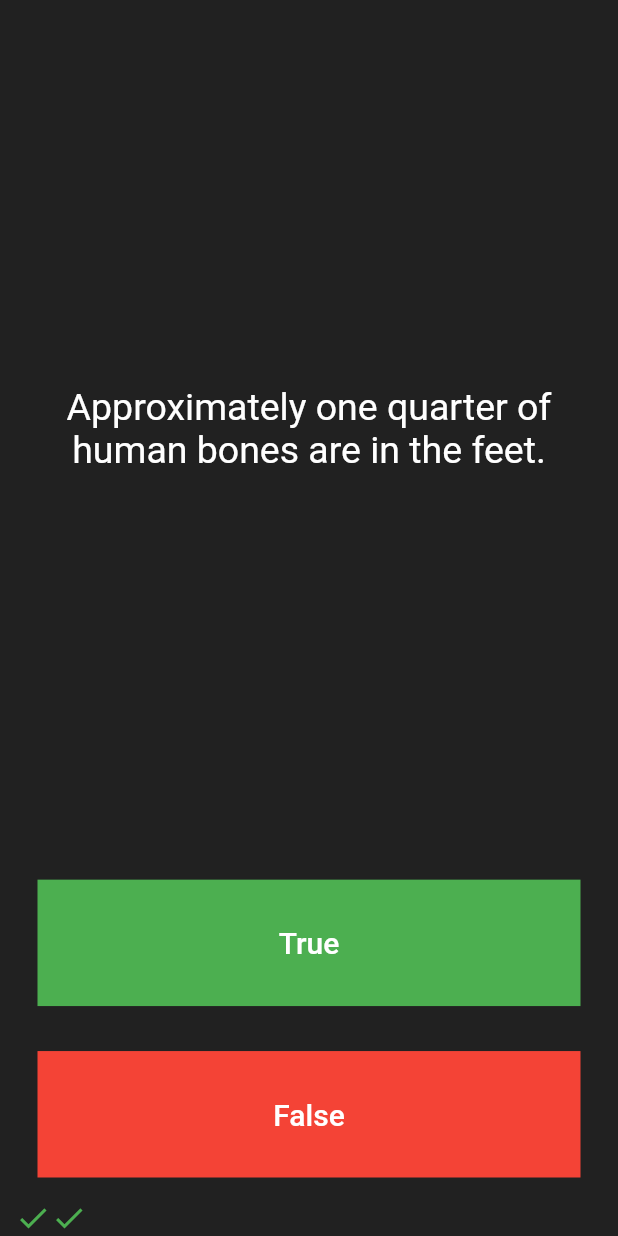
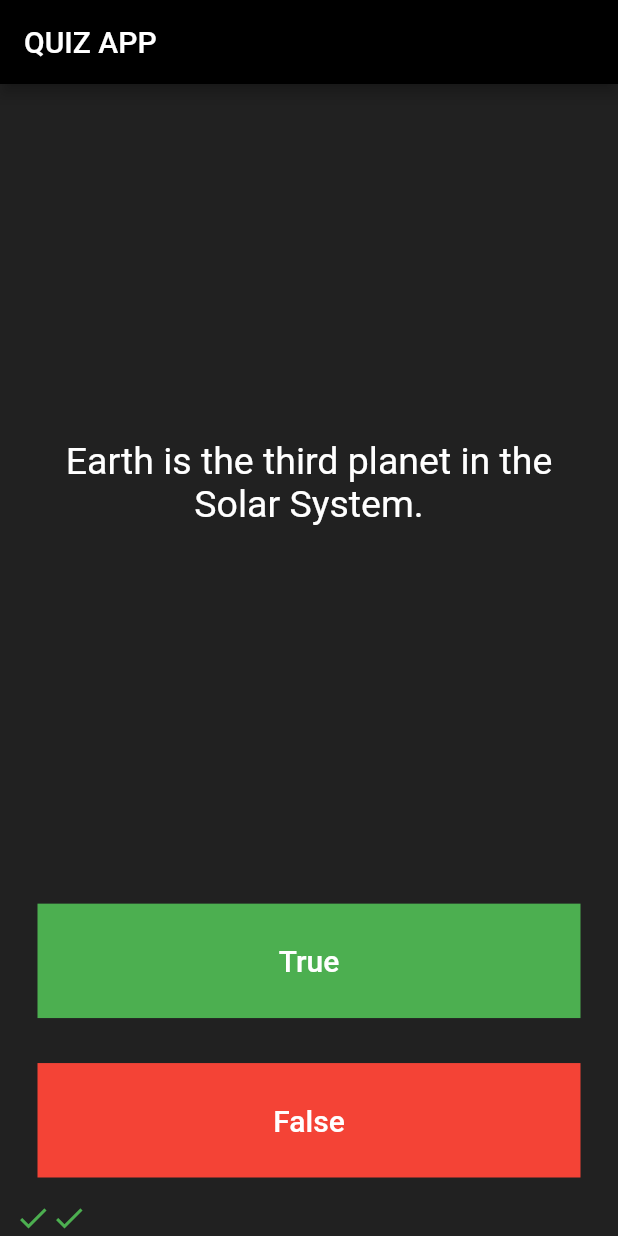
Before and after one commit to Suraj-Subedi/simple_quiz_app, a Flutter app: the screen it shows after launch, after a tap on "True", after a tap on "False", on a phone screen of 412 x 824 dp. Run offline on Flutter 3.47's test engine with Material 2 defaults, Android fonts, the phone set to English and light mode, and no system bars; our stand-ins replace rflutter_alert.

Commit message:
Initial commit

```diff
--- a/lib/main.dart
+++ b/lib/main.dart
@@ -1,8 +1,7 @@
 import 'package:flutter/material.dart';
-import 'package:quizzler_flutter/quizbrain.dart';
+import 'package:quizzler_flutter/questions.dart';
 import 'package:rflutter_alert/rflutter_alert.dart';
 
-//Don't you dare do this same mistake again in your life suraj
 QuizBrain quizBrain = QuizBrain();
 
 void main() => runApp(const Quizzler());
@@ -15,6 +14,10 @@ class Quizzler extends StatelessWidget {
     return MaterialApp(
       home: Scaffold(
         backgroundColor: Colors.grey.shade900,
+        appBar: AppBar(
+          title: const Text("QUIZ APP"),
+          backgroundColor: Colors.black,
+        ),
         body: const SafeArea(
           child: Padding(
             padding: EdgeInsets.symmetric(horizontal: 10.0),
@@ -179,9 +182,3 @@ class _QuizPageState extends State<QuizPage> {
     );
   }
 }
-
-/*
-question1: 'You can lead a cow down stairs but not up stairs.', false,
-question2: 'Approximately one quarter of human bones are in the feet.', true,
-question3: 'A slug\'s blood is green.', true,
-*/
--- a/lib/question.dart
+++ b/lib/question_model.dart
@@ -1,3 +1,4 @@
+//this class contains model for questions, it means each question will contain question and true or false value to it
 class Question {
   String questionText = '';
   bool questionAnswer = false;
--- /dev/null
+++ b/lib/questions.dart
@@ -0,0 +1,53 @@
+//this class contains all necessary code for question and different state of questions
+
+import 'question_model.dart';
+
+class QuizBrain {
+  int _questionNum = 0;
+  final List<Question> _questionBank = [
+    Question('Mount Everest is the highest mountain in the World.', true),
+    Question('There are 9 planets in our Solar System.', false),
+    Question('Earth is the third planet in the Solar System.', true),
+    Question('Neil Armstrong in the first person to land on Moon.', true),
+    Question('There are 84600 seconds in one day.', true),
+    Question('Population of Nepal is 100 times more than population of Bhutan.',
+        false),
+    Question(
+        'Barack Obama became the president of United States for two consecutive terms.',
+        true),
+    Question('China is the biggest economy in the World.', false)
+  ];
+
+  void reset() {
+    _questionNum = 0;
+  }
+
+  void nextQuestion() {
+    if (isFinished() == true) {
+    } else {
+      if (_questionNum < _questionBank.length - 1) {
+        _questionNum++;
+      }
+    }
+  }
+
+  bool isFinished() {
+    if (_questionBank[_questionNum] == _questionBank.last) {
+      return true;
+    } else {
+      return false;
+    }
+  }
+
+  String getQuestion() {
+    return _questionBank[_questionNum].questionText;
+  }
+
+  bool getAnswer() {
+    return _questionBank[_questionNum].questionAnswer;
+  }
+
+  int getNumberOfQuestions() {
+    return _questionBank.length;
+  }
+}
--- a/lib/quizbrain.dart
+++ /dev/null
@@ -1,65 +0,0 @@
-import 'question.dart';
-
-class QuizBrain {
-  int _questionNum = 0;
-  final List<Question> _questionBank = [
-    Question('Some cats are actually allergic to humans', true),
-    Question('You can lead a cow down stairs but not up stairs.', false),
-    Question('Approximately one quarter of human bones are in the feet.', true),
-    Question('A slug\'s blood is green.', true),
-    Question('Buzz Aldrin\'s mother\'s maiden name was "Moon".', true),
-    Question('It is illegal to pee in the Ocean in Portugal.', true),
-    Question(
-        'No piece of square dry paper can be folded in half more than 7 times.',
-        false),
-    Question(
-        'In London, UK, if you happen to die in the House of Parliament, you are technically entitled to a state funeral, because the building is considered too sacred a place.',
-        true),
-    Question(
-        'The loudest sound produced by any animal is 188 decibels. That animal is the African Elephant.',
-        false),
-    Question(
-        'The total surface area of two human lungs is approximately 70 square metres.',
-        true),
-    Question('Google was originally called "Backrub".', true),
-    Question(
-        'Chocolate affects a dog\'s heart and nervous system; a few ounces are enough to kill a small dog.',
-        true),
-    Question(
-        'In West Virginia, USA, if you accidentally hit an animal with your car, you are free to take it home to eat.',
-        true),
-  ];
-
-  void reset() {
-    _questionNum = 0;
-  }
-
-  void nextQuestion() {
-    if (isFinished() == true) {
-    } else {
-      if (_questionNum < _questionBank.length - 1) {
-        _questionNum++;
-      }
-    }
-  }
-
-  bool isFinished() {
-    if (_questionBank[_questionNum] == _questionBank.last) {
-      return true;
-    } else {
-      return false;
-    }
-  }
-
-  String getQuestion() {
-    return _questionBank[_questionNum].questionText;
-  }
-
-  bool getAnswer() {
-    return _questionBank[_questionNum].questionAnswer;
-  }
-
-  int getNumberOfQuestions(){
-    return _questionBank.length;
-  }
-}
```
Also changed, not shown: 20 other files.
